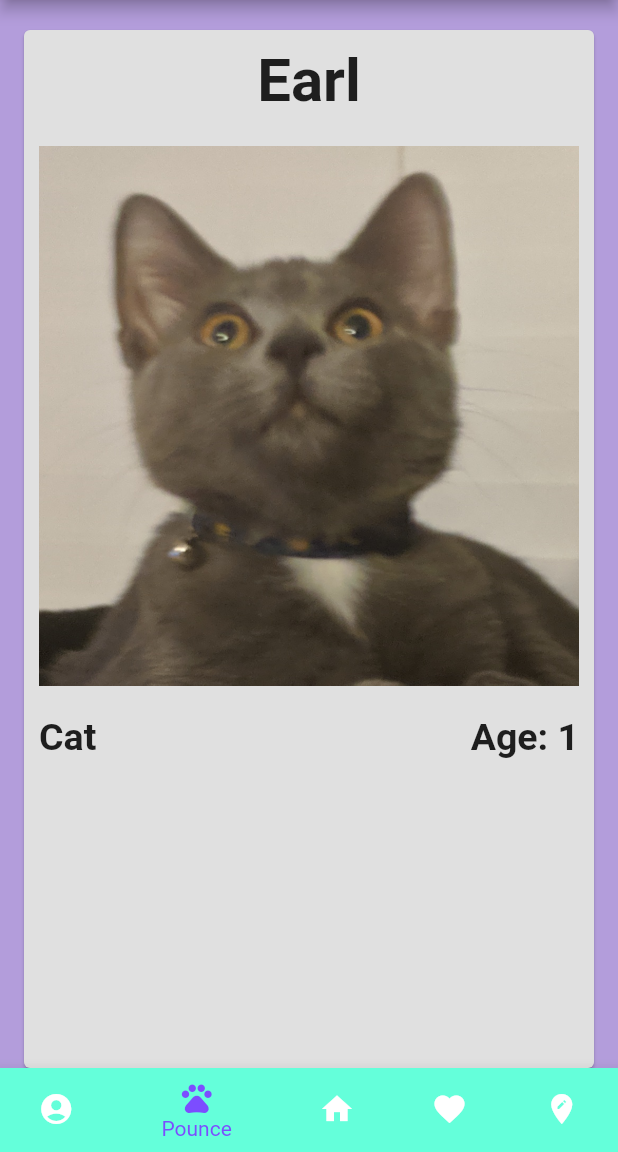
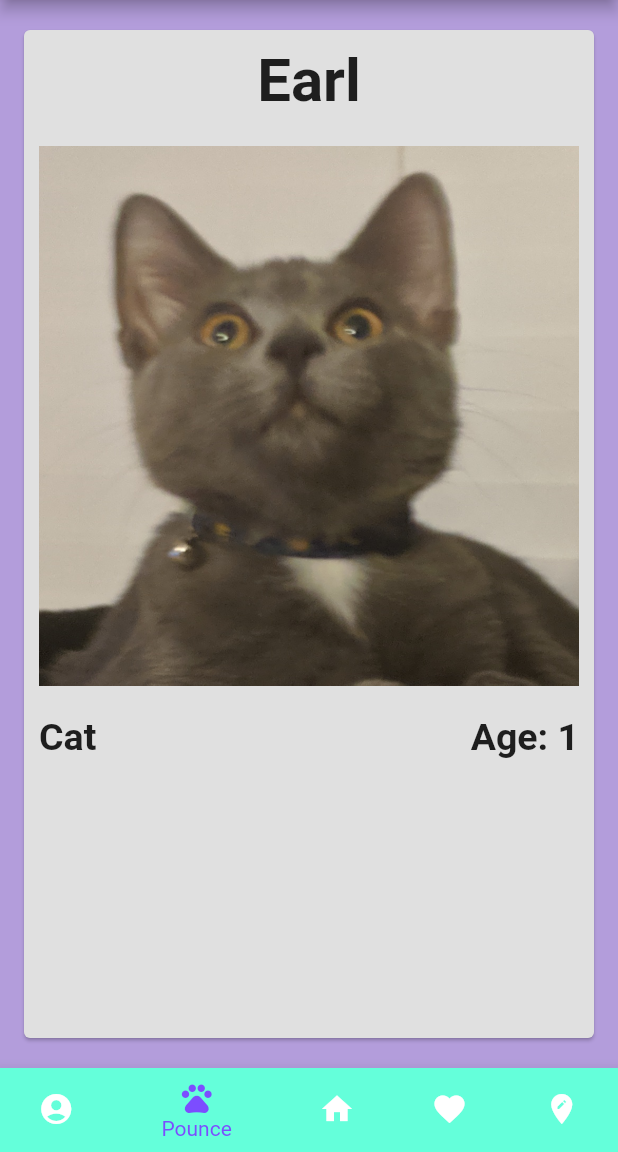
Before and after one commit to ilally93/Pounce-Project, a Flutter app: the screen it shows after launch, item 2 of the bottom bar chosen, on a phone screen of 412 x 824 dp, the part 84-1236 px from its top. Run offline on Flutter 3.47's test engine with Material 2 defaults, Android fonts, the phone set to English and light mode, and no system bars; our stand-ins replace google_maps_flutter; missing offline and left inert: echoar_package.

Commit message:
Final Push for Static Demo(?)

```diff
--- a/lib/pets.dart
+++ b/lib/pets.dart
@@ -18,22 +18,26 @@ class Pet {
   }
 }
 
-List<Pet> pets = [
+List<Pet> petList = [
   Pet(name: 'Dory', age: '1', species: 'Cat', picture: "assets/pets/Dory.png"),
-  Pet(name: 'Carly', age: '1', species: 'Cat', picture: "assets/pets/Carly.png"),
+  Pet(name: 'Carly', age: '6', species: 'Cat', picture: "assets/pets/Carly.png"),
   Pet(name: 'Carl', age: '7', species: 'Corgi mix', picture: "assets/pets/Carl.png"),
   Pet(name: 'Siri', age: '1', species: 'Cat', picture: "assets/pets/Siri.png"),
   Pet(name: 'Earl', age: '1', species: 'Cat', picture: "assets/pets/Earl.png"),
-  Pet(name: 'Inky', age: '1', species: 'Cat', picture: "assets/pets/Inky.png"),
-  Pet(name: 'Pepper', age: '1', species: 'Cat', picture: "assets/pets/Pepper.png"),
+  Pet(name: 'Inky', age: '6', species: 'Cat', picture: "assets/pets/Inky.png"),
+  Pet(name: 'Pepper', age: '8', species: 'Cat', picture: "assets/pets/Pepper.png"),
   Pet(name: 'Tuki', age: '12', species: 'Green Cheek Conure', picture: "assets/pets/Tuki.png"),
   Pet(name: 'Pebbles', age: '10', species: 'Yorkie', picture: "assets/pets/Pebbles.png"),
   Pet(name: 'Honey', age: '12', species: 'Yorkie', picture: "assets/pets/Honey.png"),
   Pet(name: 'Bear', age: '5', species: 'Cat', picture: "assets/pets/Bear.png"),
-  Pet(name: 'Rico', age: '6', species: 'Pit mix', picture: "assets/pets/Rico.png"),
+  Pet(name: 'Rico', age: '7', species: 'Pit mix', picture: "assets/pets/Rico.png"),
   Pet(name: 'Cloudy', age: '10', species: 'Cat', picture: "assets/pets/Cloudy.png"),
-  Pet(name: 'Fluff', age: '1', species: 'Cat', picture: "assets/pets/Fluff.png"),
+  Pet(name: 'Fluff', age: '9', species: 'Cat', picture: "assets/pets/Fluff.png"),
 ];
+
+String getPet(pet) {
+  return pet;
+}
 
 List<String> petNames = [
   'Bear',
--- a/lib/pounce_page.dart
+++ b/lib/pounce_page.dart
@@ -1,14 +1,6 @@
 import 'package:flutter/material.dart';
+import 'pets.dart';
 
-class Pet {
-  String name;
-  String age;
-  String species;
-  String breed;
-  bool hearted;
-
-  Pet({ this.name, this.age, this.species, this.breed, this.hearted });
-}
 
 class Pounce extends StatefulWidget {
   @override
@@ -17,20 +9,13 @@ class Pounce extends StatefulWidget {
 
 class _PounceState extends State<Pounce> {
 
-  List<Pet> pets = [
-    Pet(name: 'Dory', age: '1', species: 'Cat', breed: '', hearted: false),
-    Pet(name: 'Earl', age: '1', species: 'Cat', breed: '', hearted: false),
-    Pet(name: 'Siri', age: '1', species: 'Cat', breed: '', hearted: false),
-    Pet(name: 'Carl', age: '1', species: 'Dog', breed: 'Corgi mix', hearted: false),
-  ];
-
   @override
   Widget build(BuildContext context) {
     return Scaffold(
       backgroundColor: Colors.deepPurple[200],
       body: Container(
-            child: PetCard(pet: pets[1]),
-      )
+        child: PetCard(pet: petList[4]),
+      ),
     );
   }
 }
@@ -44,7 +29,7 @@ class PetCard extends StatelessWidget {
   Widget build(BuildContext context) {
     return Card(
         color: Colors.grey[300],
-        margin: EdgeInsets.fromLTRB(16.0, 20.0, 16.0, 0.0),
+        margin: EdgeInsets.fromLTRB(16.0, 20.0, 16.0, 20.0),
         child: Padding(
           padding: const EdgeInsets.all(10.0),
           child: Column(
```
